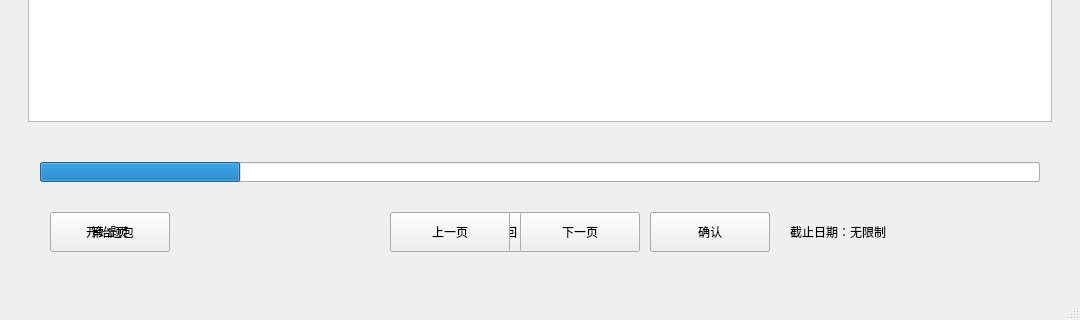
Camorgx/CodiaClient, file mainWindow.ui: the form before one commit; both pictures show x 0 to 1080 and y 448 to 768 of the 1080 by 768 pixel window.
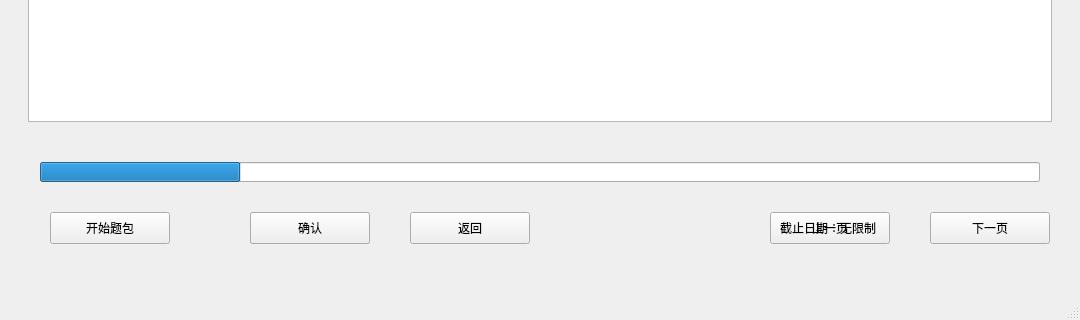
The form after the commit. Icons and pictures are not drawn. Custom widgets are drawn as their Qt base class.

```diff
--- a/mainWindow.ui
+++ b/mainWindow.ui
@@ -79,10 +79,10 @@
     <widget class="NewPushButton" name="pushButtonPackOK">
      <property name="geometry">
       <rect>
-       <x>650</x>
+       <x>250</x>
        <y>660</y>
        <width>120</width>
-       <height>40</height>
+       <height>32</height>
       </rect>
      </property>
      <property name="text">
@@ -92,10 +92,10 @@
     <widget class="NewPushButton" name="pushButtonPackNext">
      <property name="geometry">
       <rect>
-       <x>520</x>
+       <x>930</x>
        <y>660</y>
        <width>120</width>
-       <height>40</height>
+       <height>32</height>
       </rect>
      </property>
      <property name="text">
@@ -105,10 +105,10 @@
     <widget class="NewPushButton" name="pushButtonPackPrevious">
      <property name="geometry">
       <rect>
-       <x>390</x>
+       <x>770</x>
        <y>660</y>
        <width>120</width>
-       <height>40</height>
+       <height>32</height>
       </rect>
      </property>
      <property name="text">
@@ -121,7 +121,7 @@
        <x>50</x>
        <y>660</y>
        <width>120</width>
-       <height>40</height>
+       <height>32</height>
       </rect>
      </property>
      <property name="text">
@@ -178,10 +178,10 @@
     <widget class="NewPushButton" name="pushButtonExerciseOK">
      <property name="geometry">
       <rect>
-       <x>650</x>
+       <x>250</x>
        <y>660</y>
        <width>120</width>
-       <height>40</height>
+       <height>32</height>
       </rect>
      </property>
      <property name="text">
@@ -191,10 +191,10 @@
     <widget class="NewPushButton" name="pushButtonExerciseReturn">
      <property name="geometry">
       <rect>
-       <x>445</x>
+       <x>410</x>
        <y>660</y>
        <width>120</width>
-       <height>40</height>
+       <height>32</height>
       </rect>
      </property>
      <property name="text">
@@ -217,7 +217,7 @@
        <x>50</x>
        <y>660</y>
        <width>120</width>
-       <height>40</height>
+       <height>32</height>
       </rect>
      </property>
      <property name="text">
@@ -227,10 +227,10 @@
     <widget class="QLabel" name="labelDeadline">
      <property name="geometry">
       <rect>
-       <x>780</x>
+       <x>770</x>
        <y>660</y>
        <width>280</width>
-       <height>40</height>
+       <height>32</height>
       </rect>
      </property>
      <property name="text">
@@ -260,8 +260,6 @@
      </property>
     </widget>
    </widget>
-   <zorder>frameExercise</zorder>
-   <zorder>framePack</zorder>
   </widget>
   <widget class="QMenuBar" name="menubar">
    <property name="geometry">
```
